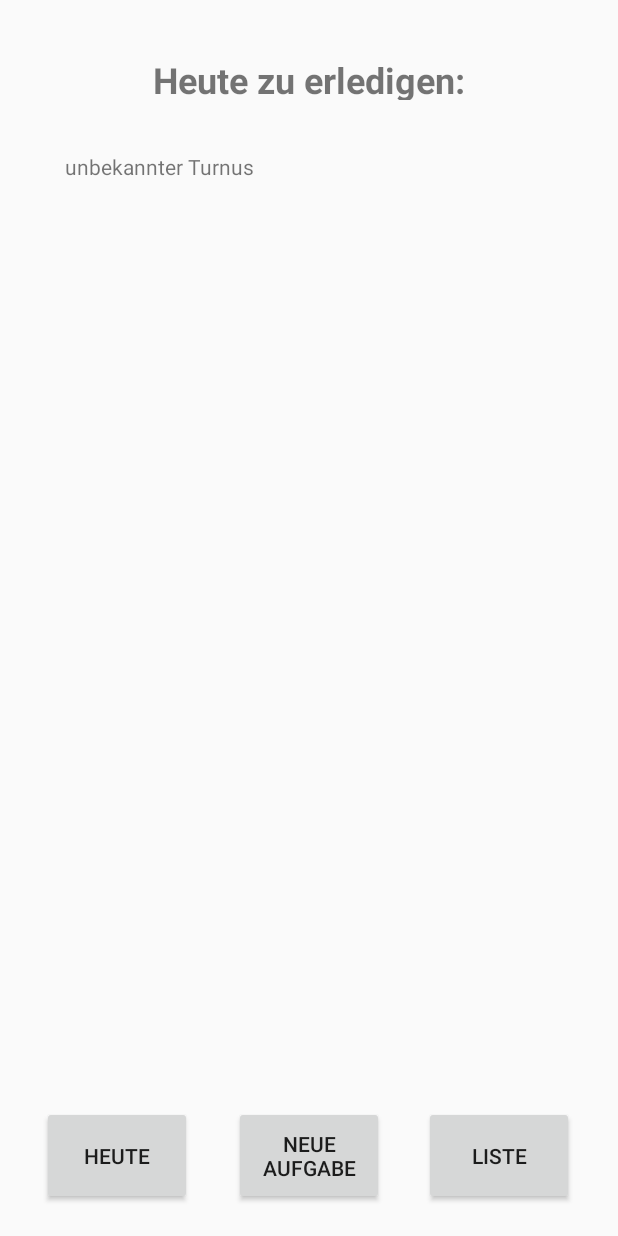
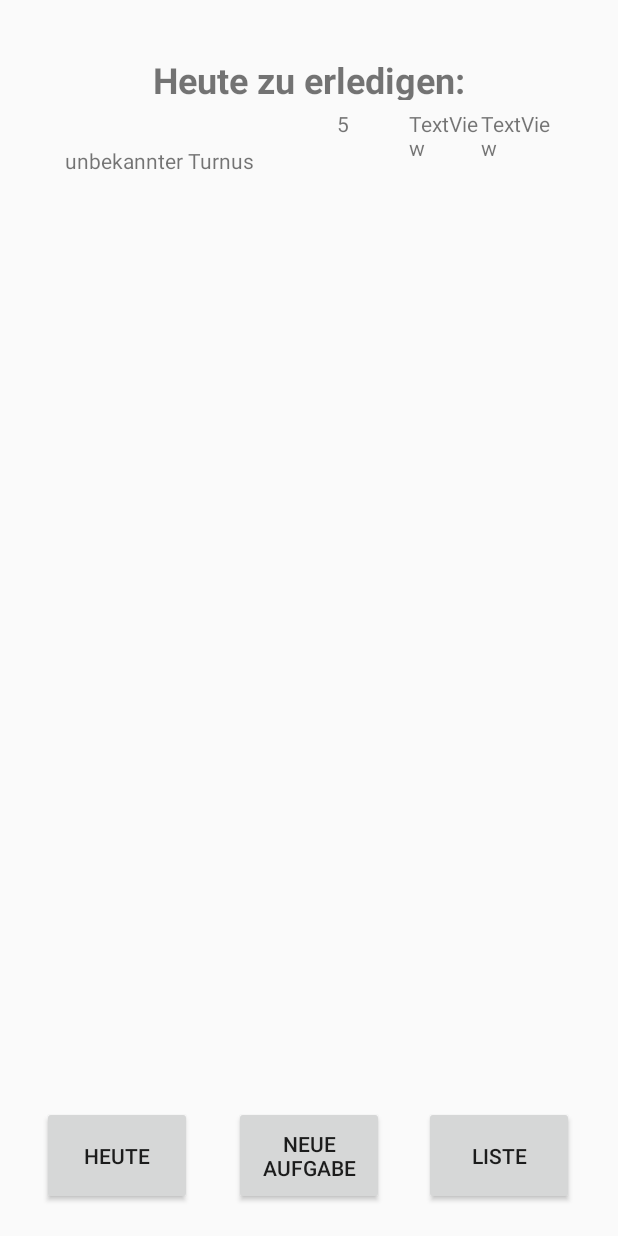
Before and after one commit to MKoehler6/Fitness, an Android app: the screen it shows after launch (MainActivity), after a tap on "SPEICHERN", on a phone screen of 412 x 824 dp. Run offline under Robolectric (Android 15) with nearby library versions, the phone set to English and light mode, and no system bars; 2 other taps on this screen came first.

Commit message:
erstes hochladen

```diff
--- a/app/src/main/java/com/example/micha/todo/AufgabenHeuteAdapter.java
+++ b/app/src/main/java/com/example/micha/todo/AufgabenHeuteAdapter.java
@@ -33,12 +33,20 @@ public class AufgabenHeuteAdapter extends RecyclerView.Adapter {
 
         private TextView mItemText1;
         private TextView mItemText2;
+        private TextView mItemText3;
+        private TextView mItemText4;
+        private TextView mItemText5;
 
         public ListViewHolder(View itemView) {
 
             super(itemView);
             mItemText1 = (TextView) itemView.findViewById(R.id.textzeile1);
             mItemText2 = (TextView) itemView.findViewById(R.id.textzeile2);
+            mItemText3 = (TextView) itemView.findViewById(R.id.textzeile7);
+            mItemText4 = (TextView) itemView.findViewById(R.id.textzeile6);
+            mItemText5 = (TextView) itemView.findViewById(R.id.textzeile5);
+
+
 
             itemView.setOnClickListener(this);
 
@@ -47,7 +55,9 @@ public class AufgabenHeuteAdapter extends RecyclerView.Adapter {
         public void bindView(int position) {
             mItemText1.setText(MainActivity.tododb.readAufgabeUnerledigt().get(position).gibName());
             mItemText2.setText(MainActivity.tododb.readAufgabeUnerledigt().get(position).gibTurnusString() + "      " + MainActivity.tododb.readAufgabeUnerledigt().get(position).gibPositionString());
+            mItemText3.setText("5");
         }
+
 
         public void onClick(View view) {
             String id = MainActivity.tododb.readAufgabeUnerledigt().get(getPosition()).gibIDString();
--- a/app/src/main/res/layout/text_text_zweizeilen.xml
+++ b/app/src/main/res/layout/text_text_zweizeilen.xml
@@ -5,11 +5,12 @@
     android:layout_height="?android:attr/listPreferredItemHeight"
     android:padding="6dp">
 
-    <TextView android:id="@+id/textzeile1"
-        android:textAppearance="?android:attr/textAppearanceMedium"
-        android:layout_marginTop="4dp"
+    <TextView
+        android:id="@+id/textzeile1"
         android:layout_width="match_parent"
-        android:layout_height="wrap_content" />
+        android:layout_height="wrap_content"
+        android:layout_alignParentTop="true"
+        android:textAppearance="?android:attr/textAppearanceMedium" />
 
     <TextView
         android:id="@+id/textzeile2"
@@ -19,5 +20,35 @@
         android:layout_below="@+id/textzeile1"
         android:textAppearance="?android:attr/textAppearanceSmall" />
 
+    <TextView
+        android:id="@+id/textzeile5"
+        android:layout_width="@android:dimen/app_icon_size"
+        android:layout_height="wrap_content"
+        android:layout_alignBottom="@+id/textzeile2"
+        android:layout_alignParentEnd="true"
+        android:layout_alignParentTop="true"
+        android:text="TextView"
+        android:textSize="14sp" />
+
+    <TextView
+        android:id="@+id/textzeile6"
+        android:layout_width="@android:dimen/app_icon_size"
+        android:layout_height="wrap_content"
+        android:layout_alignBottom="@+id/textzeile5"
+        android:layout_alignParentTop="true"
+        android:layout_toStartOf="@+id/textzeile5"
+        android:text="TextView"
+        android:textSize="14sp" />
+
+    <TextView
+        android:id="@+id/textzeile7"
+        android:layout_width="@android:dimen/app_icon_size"
+        android:layout_height="wrap_content"
+        android:layout_alignBottom="@+id/textzeile2"
+        android:layout_alignParentTop="true"
+        android:layout_toStartOf="@+id/textzeile6"
+        android:text="TextView"
+        android:textSize="14sp" />
+
 
 </RelativeLayout>
```
